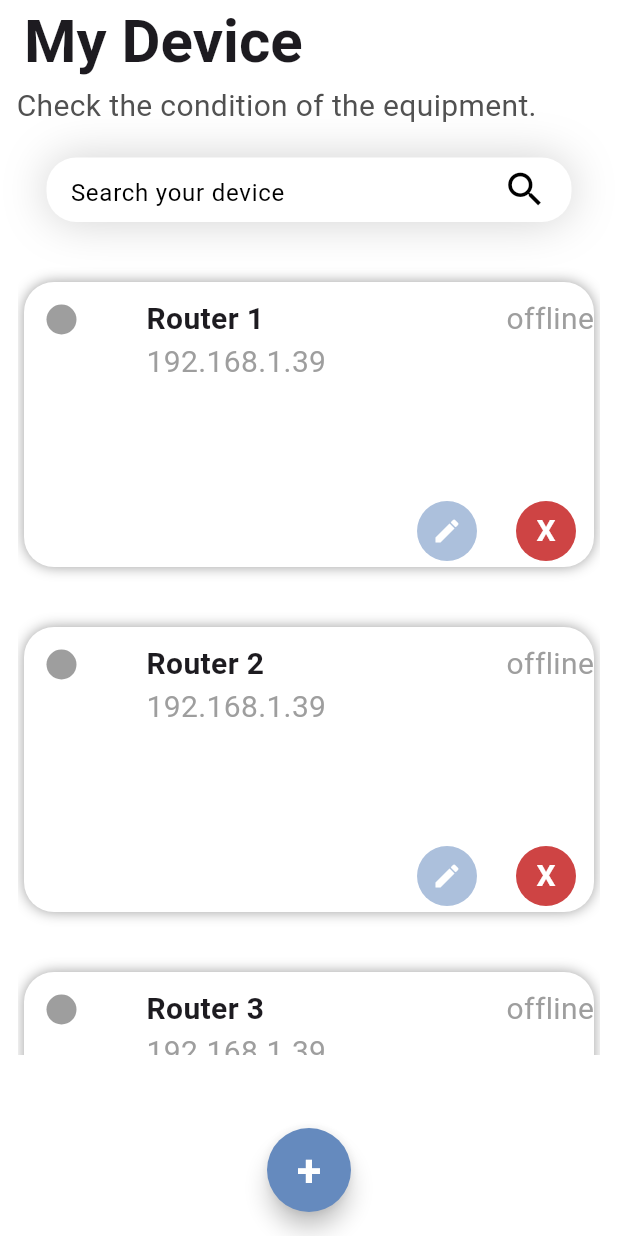
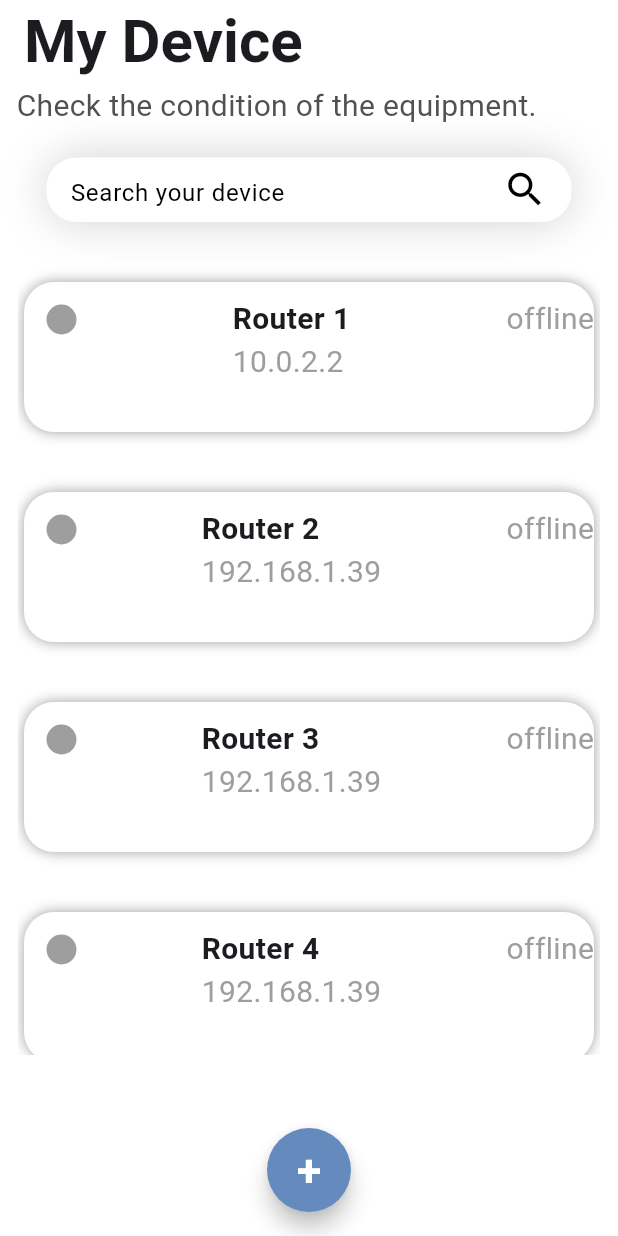
Before and after one commit to The1Re/ip_checker, a Flutter app: the screen it shows after launch, on a phone screen of 412 x 824 dp. Run offline on Flutter 3.47's test engine with Material 3 defaults, Android fonts, the phone set to English and light mode, and no system bars; statements that could not run were skipped.

Commit message:
modify fixbug +searchBar

```diff
--- a/lib/main.dart
+++ b/lib/main.dart
@@ -1,5 +1,5 @@
 import 'package:flutter/material.dart';
-import 'package:ip_checker/screens/Home.dart';
+import 'package:ip_checker/screens/home.dart';
 
 
 void main() async{
--- a/lib/model/Device.dart
+++ b/lib/model/Device.dart
@@ -1,15 +1,17 @@
 
 import 'package:flutter/material.dart';
 
+const Color ONLINE = Color.fromRGBO(64, 230, 171, 100);
+const Color OFFLINE = Color.fromRGBO(206, 68, 68, 100);
+
 class Device {
-  Device({required this.nameDeivce, required this.ip});
-  String nameDeivce;
+  String name;
   String ip;
   bool status = false;
-  Color online = Color.fromRGBO(64, 230, 171, 100);
-  Color offline = Color.fromRGBO(206, 68, 68, 100);
   Color colorStatus = Colors.grey;
   bool selected = false;
+
+  Device({required this.name, required this.ip});
 
   void setStatus(bool status) {
     this.status = status;
@@ -29,9 +31,9 @@ class Device {
 }
 
 List<Device> deviceList = [
-  Device(nameDeivce: "Router 1", ip: "192.168.1.39"),
-  Device(nameDeivce: "Router 2", ip: "192.168.1.39"),
-  Device(nameDeivce: "Router 3", ip: "192.168.1.39"),
-  Device(nameDeivce: "Router 4", ip: "192.168.1.39"),
-  Device(nameDeivce: "Router 5", ip: "192.168.1.39"),
+  Device(name: "Router 1", ip: "10.0.2.2"),
+  Device(name: "Router 2", ip: "192.168.1.39"),
+  Device(name: "Router 3", ip: "192.168.1.39"),
+  Device(name: "Router 4", ip: "192.168.1.39"),
+  Device(name: "Router 5", ip: "192.168.1.39"),
 ];
--- a/lib/screens/Home.dart
+++ b/lib/screens/Home.dart
@@ -1,7 +1,8 @@
 import 'package:flutter/material.dart';
-import 'package:flutter/widgets.dart';
-import 'package:ip_checker/screens/addDvice.dart';
-import 'package:ip_checker/widget/card.dart';
+import 'package:ip_checker/model/device.dart';
+import 'package:ip_checker/screens/add_device.dart';
+import 'package:ip_checker/widgets/card/list_card.dart';
+import 'package:ip_checker/widgets/search_bar.dart';
 
 class HomePage extends StatefulWidget {
   const HomePage({super.key});
@@ -11,13 +12,42 @@ class HomePage extends StatefulWidget {
 }
 
 class _HomePageState extends State<HomePage> {
+  List<Device> _devices = [];
+  List<Device> _filteredDevices = [];
+
+  @override
+  void initState() {
+    //fetch data
+    super.initState();
+    fetchData();
+  }
+
+  Future<void> fetchData() async {
+    setState(() {
+      // _devices = await fetchDeviceData();
+      _devices = deviceList;
+      _filteredDevices = deviceList;
+    });
+  }
+
+  void updateFilteredDevices(List<Device> devices) {
+    setState(() {
+      _filteredDevices = devices;
+    });
+  }
+
+  void deleteDevice(Device device) {
+    setState(() {
+      _devices.remove(device);
+    });
+  }
 
   @override
   Widget build(BuildContext context) {
     return Scaffold(
       appBar: AppBar(
         backgroundColor: Colors.white,
-        title: Text(
+        title: const Text(
           "My Device",
           style: TextStyle(fontSize: 40, fontWeight: FontWeight.bold),
         ),
@@ -28,10 +58,10 @@ class _HomePageState extends State<HomePage> {
           children: [
             //Text under header My Device
             Container(
-              padding: EdgeInsets.only(left: 5),
+              padding: const EdgeInsets.only(left: 5),
               //margin: EdgeInsets.zero,
               width: 400,
-              child: Row(
+              child: const Row(
                 mainAxisAlignment: MainAxisAlignment.start,
                 children: [
                   Text(
@@ -44,72 +74,37 @@ class _HomePageState extends State<HomePage> {
             ),
             //search bar
             Container(
-              padding: EdgeInsets.only(top: 20),
-              child: Row(
-                mainAxisAlignment: MainAxisAlignment.spaceAround,
-                children: [
-                  Container(
-                    decoration: BoxDecoration(
-                        color: Color.fromARGB(255, 255, 255, 255),
-                        borderRadius: BorderRadius.all(Radius.circular(20)),
-                        boxShadow: [
-                          BoxShadow(
-                            color: Color.fromARGB(255, 209, 209, 209),
-                            blurRadius: 25,
-                            offset: Offset(0, 0),
-                          )
-                        ]),
-                    padding: EdgeInsets.symmetric(
-                      horizontal: 16,
-                    ),
-                    width: 350,
-                    height: 43,
-                    child: Row(
-                      crossAxisAlignment: CrossAxisAlignment.center,
-                      mainAxisAlignment: MainAxisAlignment.center,
-                      children: [
-                        const Expanded(
-                            child: TextField(
-                          showCursor: false,
-                          decoration: InputDecoration(
-                              hintText: 'Search your device',
-                              border: InputBorder.none,
-                              focusedBorder: InputBorder.none,
-                              hintStyle: TextStyle(color: Colors.black)),
-                        )),
-                        Icon(
-                          Icons.search,
-                          color: Colors.black,
-                          size: 30,
-                        ),
-                      ],
-                    ),
-                  )
-                ],
-              ),
+              padding: const EdgeInsets.only(top: 20),
+              alignment: Alignment.center,
+              child: SearchDeviceBar(devices: _devices, callback: updateFilteredDevices)
             ),
             //All device
-            Container(
-              padding: EdgeInsets.symmetric(horizontal: 12),
-              margin: EdgeInsetsDirectional.only(top: 20),
-
+            _filteredDevices.isNotEmpty ? Container(
+              padding: const EdgeInsets.symmetric(horizontal: 12),
+              margin: const EdgeInsetsDirectional.only(top: 20),
               height: MediaQuery.of(context).size.height*0.65,
-              child: deviceCard()
+              child: ListCardDevice(
+                devices: _filteredDevices,
+                deleteDevice: deleteDevice
+              )
+            ) : Container(
+              child: const Text("No device"),
             ),
           ],
         ),
       ),
       floatingActionButton: FloatingActionButton.extended(
-        shape: CircleBorder(),
-        backgroundColor: Color.fromRGBO(101, 138, 190, 100),
-        label: Text(
+        shape: const CircleBorder(),
+        backgroundColor: const Color.fromRGBO(101, 138, 190, 100),
+        label: const Text(
           "+",
           style: TextStyle(
               fontSize: 30, fontWeight: FontWeight.bold, color: Colors.white),
         ),
         onPressed: () {
-          Navigator.of(context)
-              .pushReplacement(MaterialPageRoute(builder: (context) => Adddvice()));
+          Navigator
+            .of(context)
+            .pushReplacement(MaterialPageRoute(builder: (context) => AddDevice()));
         },
       ),
       floatingActionButtonLocation: FloatingActionButtonLocation.centerFloat,
--- a/lib/widget/card.dart
+++ b/lib/widgets/card/card.dart
@@ -1,81 +1,81 @@
 import 'package:dart_ping/dart_ping.dart';
 import 'package:flutter/material.dart';
-import 'package:ip_checker/model/Device.dart';
+import 'package:ip_checker/model/device.dart';
 
-class deviceCard extends StatefulWidget {
-  const deviceCard({super.key});
+class CardDevice extends StatefulWidget {
+  final Device device;
+  final Function(Device) deleteDevice;
+
+  const CardDevice({super.key, required this.device, required this.deleteDevice});
 
   @override
-  State<deviceCard> createState() => _deviceCardState();
+  State<CardDevice> createState() => _CardDeviceState();
 }
 
-class _deviceCardState extends State<deviceCard> {
+class _CardDeviceState extends State<CardDevice> {
+  bool _showDetail = false;
 
+  @override
+  void initState() {
+    super.initState();
+    ping(widget.device);
+  }
 
-  void PingCheck(int index) {
-    bool In = false;
-    setState(() {
-      final ping = Ping(deviceList[index].ip, count: 5);
-      ping.stream.listen((event) {
-        print(event);
-        if (event.error != null && In == false) {
-          deviceList[index].setColorstatus(Color.fromRGBO(206, 68, 68, 100));
-          deviceList[index].setStatus(false);
-          In = true;
-        } else if (event.error == null && In == false) {
-          deviceList[index].setColorstatus(Color.fromRGBO(64, 230, 171, 100));
-          deviceList[index].setStatus(true);
-          In = true;
+  void ping(Device device) {
+    bool visited = false;
+
+    final ping = Ping(device.ip, count: 5);
+    ping.stream.listen((event) {
+      if (visited) return;
+      setState(() {
+        if (event.response?.ttl != null) {
+          device.setColorstatus(ONLINE);
+          device.setStatus(true);
+        } else {
+          device.setColorstatus(OFFLINE);
+          device.setStatus(false);
         }
       });
+      visited = true;
     });
   }
 
   @override
   Widget build(BuildContext context) {
-    return ListView.builder(
-      itemCount: deviceList.length,
-      scrollDirection: Axis.vertical,
-      physics: const BouncingScrollPhysics(),
-      itemBuilder: (context, index) {
-        return GestureDetector(
+    return GestureDetector(
           onTap: () {
             setState(() {
-              if(!deviceList[index].getSelected()){
-                deviceList[index].setSelected(true);
-              }else{
-                deviceList[index].setSelected(false);
-              }
+              _showDetail = !_showDetail;
             });
           },
           child: AnimatedContainer(
             decoration: BoxDecoration(
                 color: Colors.white,
-                borderRadius: BorderRadius.all(Radius.circular(20)),
+                borderRadius: const BorderRadius.all(Radius.circular(20)),
                 boxShadow: [
                   BoxShadow(
-                      color: deviceList[index].colorStatus,
+                      color: widget.device.colorStatus,
                       blurRadius: 7,
-                      offset: Offset(0, 0))
+                      offset: const Offset(0, 0))
                 ]),
-            height: deviceList[index].getSelected() ? 100 : 190 ,
+            height: _showDetail ? 190 : 100 ,
             padding: const EdgeInsets.only(left: 10, top: 10),
             margin:
                 const EdgeInsets.only(bottom: 20, top: 20, left: 4, right: 4),
             duration: const Duration(milliseconds: 200),
             child: Row(
-              mainAxisAlignment: MainAxisAlignment.spaceBetween,
+              mainAxisAlignment: MainAxisAlignment.spaceBetween,  //bug!
               crossAxisAlignment: CrossAxisAlignment.center,
               children: [
                 Column(
                   children: [
                     Container(
-                      margin: EdgeInsets.only(top: 5, left: 5),
+                      margin: const EdgeInsets.only(top: 5, left: 5),
                       width: 20,
                       height: 20,
                       decoration: BoxDecoration(
-                          color: deviceList[index].colorStatus,
-                          borderRadius: BorderRadius.all(Radius.circular(20))),
+                          color: widget.device.colorStatus,
+                          borderRadius: const BorderRadius.all(Radius.circular(20))),
                     ),
                   ],
                 ),
@@ -86,13 +86,13 @@ class _deviceCardState extends State<deviceCard> {
                     Padding(
                       padding: const EdgeInsets.only(right:0),
                       child: Text(
-                        deviceList[index].nameDeivce,
-                        style: TextStyle(
+                        widget.device.name,
+                        style: const TextStyle(
                             fontSize: 20, fontWeight: FontWeight.bold),
                       ),
                     ),
-                    Text(deviceList[index].ip,
-                        style: TextStyle(fontSize: 20, color: Colors.grey)),
+                    Text(widget.device.ip,
+                        style: const TextStyle(fontSize: 20, color: Colors.grey)),
                   ],
                 ),
 
@@ -104,39 +104,40 @@ class _deviceCardState extends State<deviceCard> {
                   crossAxisAlignment: CrossAxisAlignment.end,
                   children: [
                     Text(
-                      deviceList[index].status ? "online" : "offline",
-                      style: TextStyle(fontSize: 20, color: Colors.grey),
+                      widget.device.status ? "online" : "offline",
+                      style: const TextStyle(fontSize: 20, color: Colors.grey),
                     ),
                     Visibility(
-                        visible: deviceList[index].getSelected() ? false : true,
+                        visible: _showDetail,
                         child: AnimatedOpacity(
-                          opacity: deviceList[index].getSelected() ? 0.0 : 1.0,
+                          opacity: _showDetail ? 1.0 : 0.0, //device.getSelected() ? 0.0 : 1.0
                           duration: const Duration(milliseconds: 0),
-                          child:Row(
+                          child: Row(
                             children: [
 
                             FilledButton(
-                            style: ButtonStyle(
+                            style: const ButtonStyle(
                                 shape: WidgetStatePropertyAll(CircleBorder()),
                                 backgroundColor: WidgetStatePropertyAll(
                                     Color.fromRGBO(172, 192, 220, 100))),
                             onPressed: () {
-                              PingCheck(index);
+                              ping(widget.device);
+
                             },
-                            child: Icon(Icons.edit , size: 20,),
+                            child: const Icon(Icons.edit , size: 20,),
                           ),
 
                             FilledButton(
-                            style: ButtonStyle(
+                            style: const ButtonStyle(
                                 shape: WidgetStatePropertyAll(CircleBorder()),
                                 backgroundColor: WidgetStatePropertyAll(
                                     Color.fromRGBO(206, 68, 68, 100))),
                             onPressed: () {
                               setState(() {
-                                deviceList.removeAt(index);
+                                widget.deleteDevice(widget.device);
                               });
                             },
-                            child: Text(
+                            child: const Text(
                               "X",
                               style: TextStyle(
                                   fontWeight: FontWeight.bold, fontSize: 20),
@@ -151,7 +152,5 @@ class _deviceCardState extends State<deviceCard> {
             ),
           ),
         );
-      },
-    );
   }
 }
--- /dev/null
+++ b/lib/widgets/card/list_card.dart
@@ -0,0 +1,31 @@
+import 'package:flutter/material.dart';
+import 'package:ip_checker/model/device.dart';
+import 'package:ip_checker/widgets/card/card.dart';
+
+class ListCardDevice extends StatefulWidget {
+  final List<Device> devices;
+  final Function(Device) deleteDevice;
+
+  const ListCardDevice({super.key, required this.devices, required this.deleteDevice});
+
+  @override
+  State<ListCardDevice> createState() => _ListCardDeviceState();
+}
+
+class _ListCardDeviceState extends State<ListCardDevice> {
+
+  @override
+  Widget build(BuildContext context) {
+    return ListView.builder(
+      itemCount: widget.devices.length,
+      scrollDirection: Axis.vertical,
+      physics: const BouncingScrollPhysics(),
+      itemBuilder: (context, index) {
+        return CardDevice(
+          device: widget.devices[index],
+          deleteDevice: widget.deleteDevice
+        );
+      },
+    );
+  }
+}
--- /dev/null
+++ b/lib/widgets/search_bar.dart
@@ -0,0 +1,75 @@
+import 'package:flutter/material.dart';
+import 'package:ip_checker/model/device.dart';
+
+class SearchDeviceBar extends StatefulWidget {
+  final List<Device> devices;
+  final void Function(List<Device>) callback; //ไว้ส่งค่ากลับไปยังที่เรียก widget นี้
+
+  const SearchDeviceBar(
+      {super.key, required this.devices, required this.callback});
+
+  @override
+  State<SearchDeviceBar> createState() => _SearchDeviceBarState();
+}
+
+class _SearchDeviceBarState extends State<SearchDeviceBar> {
+  final TextEditingController _searchController = TextEditingController();
+  List<Device> _filteredDevices = [];
+
+  @override
+  void initState() {
+    super.initState();
+    _filteredDevices = widget.devices;
+    _searchController.addListener(() => filterDevices());
+  }
+
+  void filterDevices() {
+    String input = _searchController.text;
+    setState(() {
+      _filteredDevices = widget.devices.where((device) => device.name.contains(input)).toList();
+    });
+
+    widget.callback(_filteredDevices); //ส่งค่ากลับไปยังที่เรียก widget นี้
+  }
+
+  @override
+  Widget build(BuildContext context) {
+    return Container(
+      decoration: const BoxDecoration(
+          color: Color.fromARGB(255, 255, 255, 255),
+          borderRadius: BorderRadius.all(Radius.circular(20)),
+          boxShadow: [
+            BoxShadow(
+              color: Color.fromARGB(255, 209, 209, 209),
+              blurRadius: 25,
+              offset: Offset(0, 0),
+            )
+          ]),
+      padding: const EdgeInsets.symmetric(horizontal: 16),
+      width: 350,
+      height: 43,
+      child: Row(
+        crossAxisAlignment: CrossAxisAlignment.center,
+        mainAxisAlignment: MainAxisAlignment.center,
+        children: [
+          Expanded(
+              child: TextField(
+                controller: _searchController,
+                decoration: const InputDecoration(
+                  hintText: 'Search your device',
+                  border: InputBorder.none,
+                  focusedBorder: InputBorder.none,
+                  hintStyle: TextStyle(color: Colors.black)
+                ),
+            )
+          ),
+          const Icon(
+            Icons.search,
+            color: Colors.black,
+            size: 30,
+          ),
+        ],
+      ),
+    );
+  }
+}
```
Also changed, not shown: lib/screens/add_device.dart (renamed from lib/screens/addDvice.dart, +15 -16 lines), lib/widgets/text_field.dart (renamed from lib/widget/textField.dart, +20 -22 lines).
